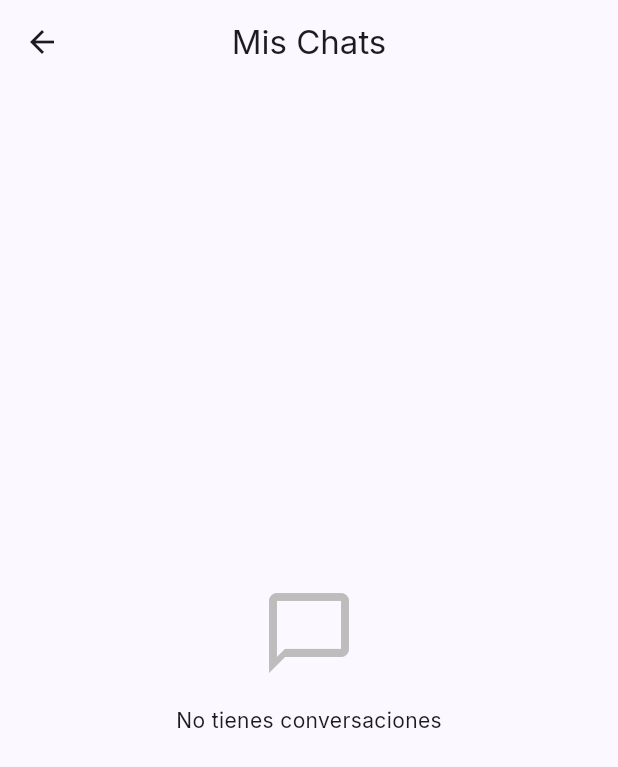
After one commit to VictorLopezGarcia/proyectoFinal, a Flutter app: the screen it shows once a user with an empty profile is signed in, after a tap on the "chat" icon, on a phone screen of 412 x 824 dp. The commit adds this screen. Shown: the top 767 px of the screen. Run offline on Flutter 3.47's test engine with Material 3 defaults, Android fonts, the phone set to English and light mode, and no system bars; our stand-ins replace cloud_firestore, equatable, firebase_auth, firebase_core, flutter_riverpod, go_router and 2 more; accounts and stored records are empty.

Commit message:
feat(chat): añade UI completa (pantallas, navegación, integración)

```diff
--- a/lib/core/router/app_router.dart
+++ b/lib/core/router/app_router.dart
@@ -11,6 +11,8 @@ import '../../features/items/presentation/create_item_screen.dart';
 import '../../features/items/presentation/item_detail_screen.dart';
 import '../../features/reservations/presentation/request_reservation_screen.dart';
 import '../../features/reservations/presentation/my_reservations_screen.dart';
+import '../../features/chat/presentation/chat_list_screen.dart';
+import '../../features/chat/presentation/chat_screen.dart';
 
 const _authRoutes = [
   '/login',
@@ -81,7 +83,18 @@ final routerProvider = Provider<GoRouter>((ref) {
         path: '/reservations',
         builder: (context, state) => const MyReservationsScreen(),
       ),
-      // TODO: add /chat, /profile routes
+      GoRoute(
+        path: '/chats',
+        builder: (context, state) => const ChatListScreen(),
+      ),
+      GoRoute(
+        path: '/chats/:id',
+        builder: (context, state) => ChatScreen(
+          chatId: state.pathParameters['id']!,
+          otherUserId: state.uri.queryParameters['otherUserId'] ?? '',
+        ),
+      ),
+      // TODO: add /profile routes
     ],
   );
 });
--- /dev/null
+++ b/lib/features/chat/presentation/chat_list_screen.dart
@@ -0,0 +1,83 @@
+import 'package:flutter/material.dart';
+import 'package:flutter_riverpod/flutter_riverpod.dart';
+import 'package:firebase_auth/firebase_auth.dart';
+import 'package:rent_my_stuff/features/chat/presentation/chat_providers.dart';
+import 'package:rent_my_stuff/features/chat/presentation/chat_screen.dart';
+
+class ChatListScreen extends ConsumerWidget {
+  const ChatListScreen({super.key});
+
+  @override
+  Widget build(BuildContext context, WidgetRef ref) {
+    final user = FirebaseAuth.instance.currentUser;
+    if (user == null) {
+      return const Scaffold(
+        body: Center(child: Text('Debes iniciar sesión')),
+      );
+    }
+
+    final chats = ref.watch(userChatsProvider(user.uid));
+
+    return Scaffold(
+      appBar: AppBar(
+        title: const Text('Mis Chats'),
+      ),
+      body: chats.when(
+        data: (chatList) {
+          if (chatList.isEmpty) {
+            return Center(
+              child: Column(
+                mainAxisAlignment: MainAxisAlignment.center,
+                children: [
+                  Icon(
+                    Icons.chat_bubble_outline,
+                    size: 64,
+                    color: Colors.grey.shade400,
+                  ),
+                  const SizedBox(height: 16),
+                  const Text('No tienes conversaciones'),
+                ],
+              ),
+            );
+          }
+
+          return ListView.builder(
+            itemCount: chatList.length,
+            itemBuilder: (context, index) {
+              final chat = chatList[index];
+              final otherUserId = chat.participants.firstWhere(
+                (id) => id != user.uid,
+                orElse: () => chat.participants[0],
+              );
+
+              return ListTile(
+                leading: CircleAvatar(
+                  child: Text(otherUserId[0].toUpperCase()),
+                ),
+                title: Text('Usuario $otherUserId'),
+                subtitle: Text(
+                  chat.lastMessage,
+                  maxLines: 1,
+                  overflow: TextOverflow.ellipsis,
+                ),
+                onTap: () {
+                  Navigator.push(
+                    context,
+                    MaterialPageRoute(
+                      builder: (context) => ChatScreen(
+                        chatId: chat.id,
+                        otherUserId: otherUserId,
+                      ),
+                    ),
+                  );
+                },
+              );
+            },
+          );
+        },
+        loading: () => const Center(child: CircularProgressIndicator()),
+        error: (error, stack) => Center(child: Text('Error: $error')),
+      ),
+    );
+  }
+}
--- a/lib/features/items/presentation/item_feed_screen.dart
+++ b/lib/features/items/presentation/item_feed_screen.dart
@@ -47,6 +47,18 @@ class _ItemFeedScreenState extends ConsumerState<ItemFeedScreen> {
             icon: const Icon(Icons.person_outlined),
             onPressed: () {},
             tooltip: 'Mi perfil',
+          ),
+          IconButton(
+            icon: const Icon(Icons.add),
+            onPressed: () => context.push('/items/create'),
+          ),
+          IconButton(
+            icon: const Icon(Icons.calendar_month),
+            onPressed: () => context.push('/reservations'),
+          ),
+          IconButton(
+            icon: const Icon(Icons.chat_outlined),
+            onPressed: () => context.push('/chats'),
           ),
           IconButton(
             icon: const Icon(Icons.logout),
```
Also changed, not shown: lib/features/chat/presentation/chat_screen.dart (added, +129 -0 lines), lib/features/items/presentation/item_detail_screen.dart (+9 -2 lines).
